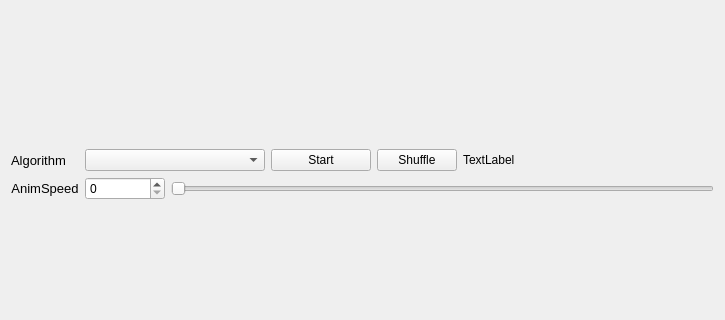
This is sorting-algorithm-visualization/mainwindow.ui in keiorkt/Sorting-Algorithm-Visualization as Qt 5 draws it before an edit; both pictures show x 0 to 725 and y 175 to 495 of the 725 by 700 pixel window. The edited form follows.
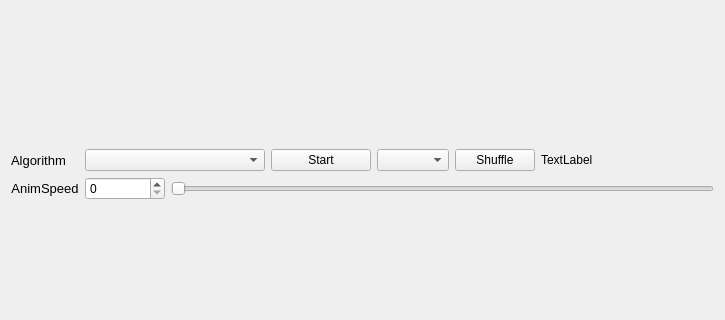
This is the edited form.

Commit message: add shuffle options

The edit to the form file:
```diff
--- a/sorting-algorithm-visualization/mainwindow.ui
+++ b/sorting-algorithm-visualization/mainwindow.ui
@@ -117,6 +117,26 @@
       </item>
       <item row="0" column="1">
        <layout class="QGridLayout" name="gridLayout">
+        <item row="0" column="4">
+         <widget class="QPushButton" name="buttonShuffle">
+          <property name="sizePolicy">
+           <sizepolicy hsizetype="Fixed" vsizetype="Fixed">
+            <horstretch>0</horstretch>
+            <verstretch>0</verstretch>
+           </sizepolicy>
+          </property>
+          <property name="text">
+           <string>Shuffle</string>
+          </property>
+         </widget>
+        </item>
+        <item row="0" column="5">
+         <widget class="QLabel" name="labelExecTime">
+          <property name="text">
+           <string>TextLabel</string>
+          </property>
+         </widget>
+        </item>
         <item row="0" column="2">
          <widget class="QPushButton" name="buttonStart">
           <property name="sizePolicy">
@@ -136,7 +156,23 @@
           </property>
          </widget>
         </item>
-        <item row="0" column="6">
+        <item row="0" column="0">
+         <widget class="QComboBox" name="comboAlgos">
+          <property name="sizePolicy">
+           <sizepolicy hsizetype="Fixed" vsizetype="Fixed">
+            <horstretch>0</horstretch>
+            <verstretch>0</verstretch>
+           </sizepolicy>
+          </property>
+          <property name="minimumSize">
+           <size>
+            <width>180</width>
+            <height>0</height>
+           </size>
+          </property>
+         </widget>
+        </item>
+        <item row="0" column="7">
          <spacer name="horizontalSpacer">
           <property name="orientation">
            <enum>Qt::Horizontal</enum>
@@ -149,41 +185,8 @@
           </property>
          </spacer>
         </item>
-        <item row="0" column="0">
-         <widget class="QComboBox" name="comboAlgos">
-          <property name="sizePolicy">
-           <sizepolicy hsizetype="Fixed" vsizetype="Fixed">
-            <horstretch>0</horstretch>
-            <verstretch>0</verstretch>
-           </sizepolicy>
-          </property>
-          <property name="minimumSize">
-           <size>
-            <width>180</width>
-            <height>0</height>
-           </size>
-          </property>
-         </widget>
-        </item>
-        <item row="0" column="4">
-         <widget class="QLabel" name="labelExecTime">
-          <property name="text">
-           <string>TextLabel</string>
-          </property>
-         </widget>
-        </item>
         <item row="0" column="3">
-         <widget class="QPushButton" name="buttonShuffle">
-          <property name="sizePolicy">
-           <sizepolicy hsizetype="Fixed" vsizetype="Fixed">
-            <horstretch>0</horstretch>
-            <verstretch>0</verstretch>
-           </sizepolicy>
-          </property>
-          <property name="text">
-           <string>Shuffle</string>
-          </property>
-         </widget>
+         <widget class="QComboBox" name="comboShuffle"/>
         </item>
        </layout>
       </item>
```
Left out of the diff: 32 changed lines with no effect on the pictures. The commit also changes 6 other files.
